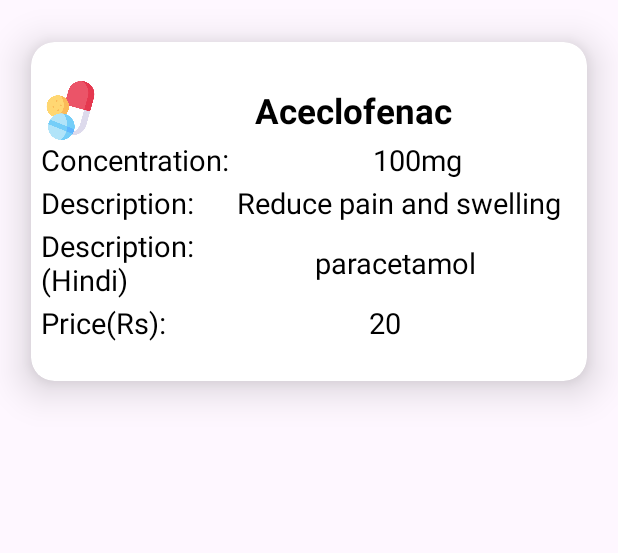
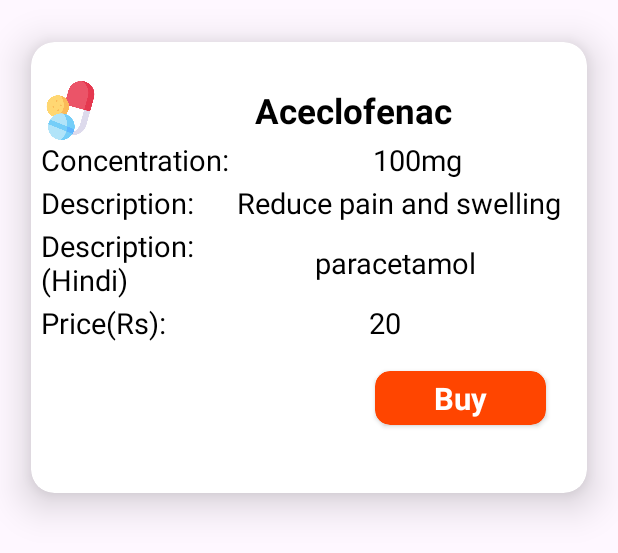
Before and after one commit to CoderMohitBansal/MedSwap, an Android app: the layout single_medicine_row.xml on its own in the app's theme, with its tools: preview values and no code run, on a phone screen of 412 x 824 dp. Shown: the top 553 px of the screen. Run offline under Robolectric (Android 15) with nearby library versions, the phone set to English and light mode, and no system bars; Roboto replaces fonts that are not available here.

Commit message:
Sorry, Buy Now button reh gya tha, LOL

```diff
--- a/app/src/main/java/com/example/medswap/REPO/MedicationAdapter.java
+++ b/app/src/main/java/com/example/medswap/REPO/MedicationAdapter.java
@@ -1,10 +1,15 @@
 package com.example.medswap.REPO;
 
+import static androidx.core.content.ContextCompat.startActivity;
+
 import android.content.Context;
+import android.content.Intent;
+import android.net.Uri;
 import android.view.LayoutInflater;
 import android.view.View;
 import android.view.ViewGroup;
 import android.widget.TextView;
+import android.widget.Toast;
 
 import androidx.annotation.NonNull;
 import androidx.cardview.widget.CardView;
@@ -47,6 +52,19 @@ public class MedicationAdapter extends RecyclerView.Adapter<MedicationAdapter.Me
         if (medication.combo != null) {
             Combo combo = medication.combo;
         }
+        holder.buyBtn.setOnClickListener(new View.OnClickListener() {
+            @Override
+            public void onClick(View view) {
+                String url = medication.Buy;
+                Intent intent = new Intent(Intent.ACTION_VIEW);
+                intent.setData(Uri.parse(url));
+                if (intent.resolveActivity(context.getPackageManager()) != null) {
+                    context.startActivity(intent);
+                } else {
+                    Toast.makeText(context, "No browser app found", Toast.LENGTH_SHORT).show();
+                }
+            }
+        });
     }
 
     @Override
@@ -72,7 +90,7 @@ public class MedicationAdapter extends RecyclerView.Adapter<MedicationAdapter.Me
     public static class MedicationViewHolder extends RecyclerView.ViewHolder {
         TextView medicineName, medicineConcentration, medicineDescription, medicinePrice;
         TextView comboName;
-        CardView comboLayout;
+        CardView comboLayout, buyBtn;
 
         public MedicationViewHolder(@NonNull View itemView) {
             super(itemView);
@@ -81,7 +99,7 @@ public class MedicationAdapter extends RecyclerView.Adapter<MedicationAdapter.Me
             medicineConcentration = itemView.findViewById(R.id.medicine_concentration);
             medicineDescription = itemView.findViewById(R.id.medicine_description);
             medicinePrice = itemView.findViewById(R.id.medicine_price);
-
+            buyBtn = itemView.findViewById(R.id.buyBtn);
             comboName = itemView.findViewById(R.id.combo_name);
         }
     }
--- a/app/src/main/res/layout/single_medicine_row.xml
+++ b/app/src/main/res/layout/single_medicine_row.xml
@@ -143,6 +143,35 @@
                     android:textSize="@dimen/_15sdp" />
             </LinearLayout>
         </LinearLayout>
+
+        <androidx.cardview.widget.CardView
+            android:id="@+id/buyBtn"
+            app:cardCornerRadius="10dp"
+            android:layout_width="wrap_content"
+            android:layout_height="wrap_content"
+            app:cardUseCompatPadding="true"
+            android:layout_alignParentBottom="true"
+            android:layout_centerHorizontal="true"
+            android:layout_marginTop="@dimen/_10sdp"
+            android:layout_gravity="end"
+            android:layout_marginStart="15dp"
+            android:elevation="@dimen/_12sdp"
+            android:layout_marginEnd="15dp"
+            android:backgroundTint="@color/orange"
+            android:layout_marginBottom="@dimen/_10sdp"
+            android:minHeight="48dp">
+            <TextView
+                android:layout_width="match_parent"
+                android:layout_height="match_parent"
+                android:paddingStart="@dimen/_30sdp"
+                android:paddingEnd="@dimen/_30sdp"
+                android:textStyle="bold"
+                android:text="Buy"
+                android:gravity="center"
+                android:layout_gravity="center"
+                android:textColor="@color/white"
+                android:textSize="@dimen/_16sdp" />
+        </androidx.cardview.widget.CardView>
     </LinearLayout>
 
 </androidx.cardview.widget.CardView>
```
